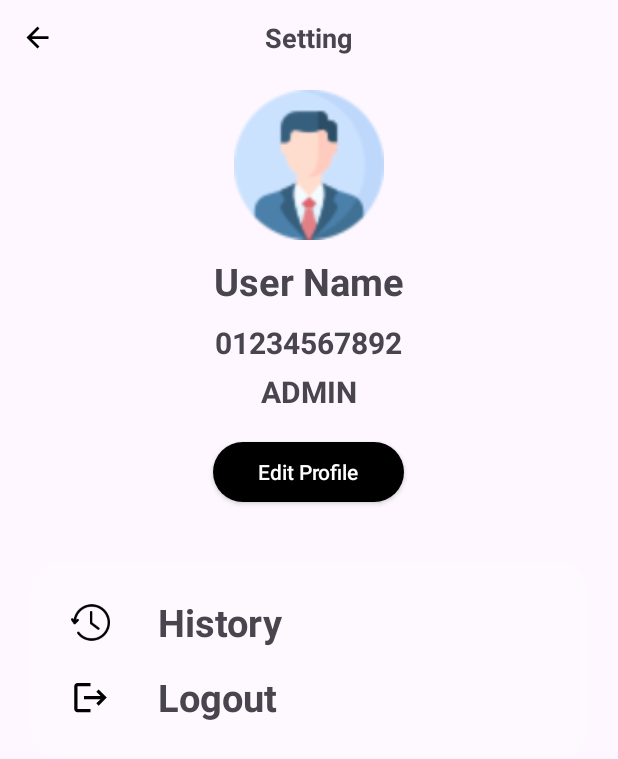
After one commit to dmcgithub315/FoodDeliveryService, an Android app: the layout activity_setting_page.xml on its own in the app's theme, with its tools: preview values and no code run, on a phone screen of 412 x 824 dp. The commit adds this screen. Shown: the top 759 px of the screen. Run offline under Robolectric (Android 15) with nearby library versions, the phone set to English and light mode, and no system bars.

Commit message:
setting page

```diff
--- /dev/null
+++ b/app/app/src/main/AndroidManifest.xml
@@ -0,0 +1,10 @@
+<manifest xmlns:android="http://schemas.android.com/apk/res/android">
+
+    <application>
+        <activity
+            android:name="com.example.food_delivery_service.SettingPage"
+            android:exported="false"
+
+            />
+    </application>
+</manifest>
--- /dev/null
+++ b/app/src/main/java/com/example/food_delivery_service/SettingPage.java
@@ -0,0 +1,24 @@
+package com.example.food_delivery_service;
+
+import android.os.Bundle;
+
+import androidx.activity.EdgeToEdge;
+import androidx.appcompat.app.AppCompatActivity;
+import androidx.core.graphics.Insets;
+import androidx.core.view.ViewCompat;
+import androidx.core.view.WindowInsetsCompat;
+
+public class SettingPage extends AppCompatActivity {
+
+    @Override
+    protected void onCreate(Bundle savedInstanceState) {
+        super.onCreate(savedInstanceState);
+        EdgeToEdge.enable(this);
+        setContentView(R.layout.activity_setting_page);
+        ViewCompat.setOnApplyWindowInsetsListener(findViewById(R.id.main), (v, insets) -> {
+            Insets systemBars = insets.getInsets(WindowInsetsCompat.Type.systemBars());
+            v.setPadding(systemBars.left, systemBars.top, systemBars.right, systemBars.bottom);
+            return insets;
+        });
+    }
+}
--- /dev/null
+++ b/app/src/main/res/drawable/baseline_arrow_back_24.xml
@@ -0,0 +1,5 @@
+<vector xmlns:android="http://schemas.android.com/apk/res/android" android:autoMirrored="true" android:height="24dp" android:tint="#000000" android:viewportHeight="24" android:viewportWidth="24" android:width="24dp">
+
+    <path android:fillColor="@android:color/white" android:pathData="M20,11H7.83l5.59,-5.59L12,4l-8,8 8,8 1.41,-1.41L7.83,13H20v-2z"/>
+
+</vector>
--- /dev/null
+++ b/app/src/main/res/drawable/round_back_secondary_100.xml
@@ -0,0 +1,6 @@
+<?xml version="1.0" encoding="utf-8"?>
+<shape xmlns:android="http://schemas.android.com/apk/res/android"
+    android:shape="rectangle">
+    <solid android:color="@color/black"/>
+    <corners android:radius="100dp"/>
+</shape>
--- /dev/null
+++ b/app/src/main/res/drawable/round_back_white_10_20.xml
@@ -0,0 +1,7 @@
+<?xml version="1.0" encoding="utf-8"?>
+<shape xmlns:android="http://schemas.android.com/apk/res/android"
+    android:shape="rectangle">
+
+    <solid android:color="#1AFFFFFF"/>
+    <corners android:radius="20dp"/>
+</shape>
--- a/app/src/main/res/layout/activity_create_new_product.xml
+++ b/app/src/main/res/layout/activity_create_new_product.xml
@@ -121,4 +121,6 @@
     app:layout_constraintEnd_toEndOf="parent"
     app:layout_constraintBottom_toBottomOf="parent"/>
 
+
+
 </androidx.constraintlayout.widget.ConstraintLayout>
--- /dev/null
+++ b/app/src/main/res/layout/activity_setting_page.xml
@@ -0,0 +1,126 @@
+<?xml version="1.0" encoding="utf-8"?>
+<LinearLayout xmlns:android="http://schemas.android.com/apk/res/android"
+    xmlns:app="http://schemas.android.com/apk/res-auto"
+    xmlns:tools="http://schemas.android.com/tools"
+    android:id="@+id/main"
+    android:orientation="vertical"
+    android:layout_width="match_parent"
+    android:layout_height="match_parent"
+    tools:context=".SettingPage">
+    <RelativeLayout
+        android:layout_width="match_parent"
+        android:layout_height="wrap_content">
+        <ImageView
+            android:layout_width="50dp"
+            android:layout_height="50dp"
+            android:padding="14dp"
+            android:src="@drawable/baseline_arrow_back_24"/>
+        <TextView
+            android:layout_width="wrap_content"
+            android:layout_height="wrap_content"
+            android:text="Setting"
+            android:layout_centerInParent="true"
+            android:textStyle="bold"
+            android:textSize="18dp"/>
+    </RelativeLayout>
+
+    <ScrollView
+        android:layout_width="match_parent"
+        android:layout_height="wrap_content">
+        <LinearLayout
+            android:layout_width="match_parent"
+            android:layout_height="wrap_content"
+            android:orientation="vertical">
+
+            <ImageView
+                android:layout_width="100dp"
+                android:layout_height="100dp"
+                android:layout_gravity="center"
+                android:layout_marginTop="10dp"
+                android:src="@drawable/profile_icon" />
+            <TextView
+                android:layout_width="wrap_content"
+                android:layout_height="wrap_content"
+                android:layout_gravity="center"
+                android:layout_marginTop="10dp"
+                android:text="User Name"
+                android:textSize="25dp"
+                android:textStyle="bold"/>
+            <TextView
+                android:layout_width="wrap_content"
+                android:layout_height="wrap_content"
+                android:layout_gravity="center"
+                android:layout_marginTop="10dp"
+                android:text="01234567892"
+                android:textSize="20dp"
+                android:textStyle="bold"/>
+            <TextView
+                android:layout_width="wrap_content"
+                android:layout_height="wrap_content"
+                android:layout_gravity="center"
+                android:layout_marginTop="5dp"
+                android:text="ADMIN"
+                android:textSize="20dp"
+                android:textStyle="bold"/>
+            <androidx.appcompat.widget.AppCompatButton
+                android:layout_width="wrap_content"
+                android:layout_height="40dp"
+                android:layout_marginTop="20dp"
+                android:paddingStart="30dp"
+                android:layout_gravity="center"
+                android:background="@drawable/round_back_secondary_100"
+                android:text="@string/edit_profile"
+                android:textAllCaps="false"
+                android:textColor="@color/white"
+                android:paddingEnd="30dp"/>
+            <LinearLayout
+                android:background="@drawable/round_back_white_10_20"
+                android:layout_width="match_parent"
+                android:layout_height="wrap_content"
+                android:layout_marginStart="20dp"
+                android:layout_marginEnd="20dp"
+                android:layout_marginTop="40dp"
+                android:orientation="vertical"
+                android:padding="15dp">
+                <RelativeLayout
+                    android:layout_width="match_parent"
+                    android:layout_height="wrap_content">
+                    <ImageView
+                        android:layout_width="50dp"
+                        android:id="@+id/history"
+                        android:layout_height="50dp"
+                        android:src="@drawable/history"
+                        android:padding="12dp"/>
+                    <TextView
+                        android:layout_marginStart="20dp"
+                        android:layout_width="wrap_content"
+                        android:layout_height="wrap_content"
+                        android:layout_centerVertical="true"
+                        android:text="History"
+                        android:textStyle="bold"
+                        android:textSize="25dp"
+                        android:layout_toEndOf="@+id/history"/>
+                </RelativeLayout>
+                <RelativeLayout
+                    android:layout_width="match_parent"
+                    android:layout_height="wrap_content">
+                    <ImageView
+                        android:layout_width="50dp"
+                        android:id="@+id/logout"
+                        android:layout_height="50dp"
+                        android:src="@drawable/baseline_logout_24"
+                        android:padding="12dp"/>
+                    <TextView
+                        android:layout_marginStart="20dp"
+                        android:layout_width="wrap_content"
+                        android:layout_height="wrap_content"
+                        android:layout_centerVertical="true"
+                        android:text="Logout"
+                        android:textStyle="bold"
+                        android:textSize="25dp"
+                        android:layout_toEndOf="@+id/logout"/>
+                </RelativeLayout>
+            </LinearLayout>
+        </LinearLayout>
+    </ScrollView>
+</LinearLayout>
--- a/app/src/main/res/values/strings.xml
+++ b/app/src/main/res/values/strings.xml
@@ -7,4 +7,5 @@
     <string name="edit_food">Edit</string>
     <string name="delete_food">Delete</string>
     <string name="setting">Setting</string>
+    <string name="edit_profile">Edit Profile</string>
 </resources>
```
Also changed, not shown: app/src/main/res/drawable/history.png (added), app/src/main/res/drawable/profile_icon.png (added). Lines whose indentation alone changed are shown as unchanged.
